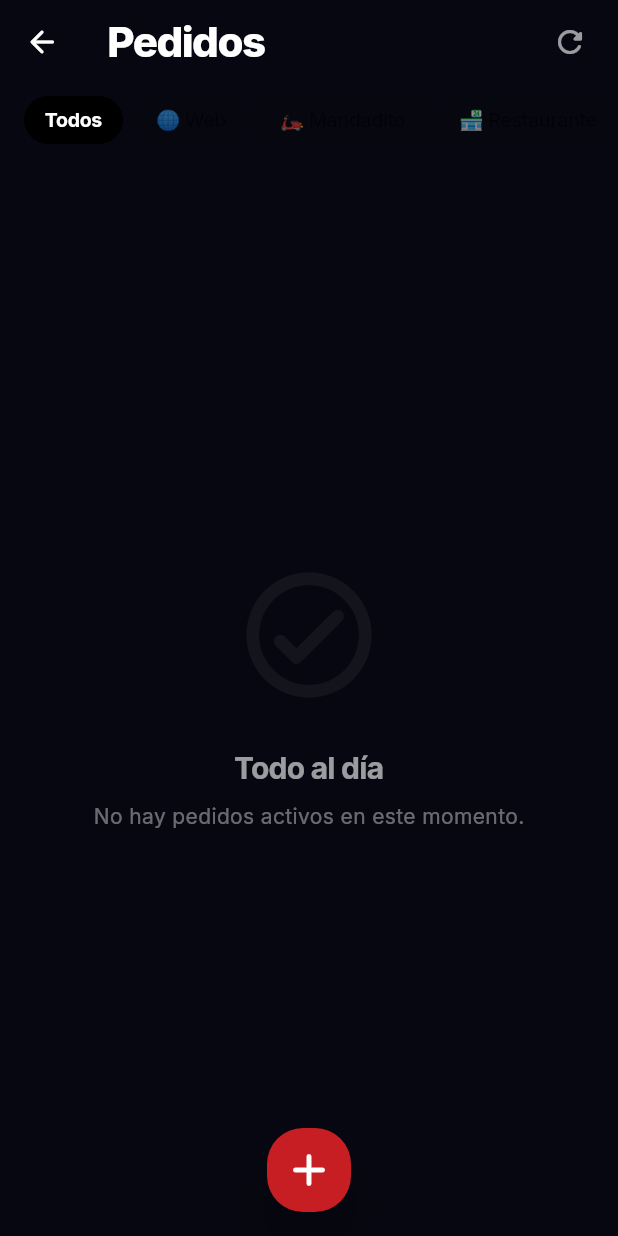
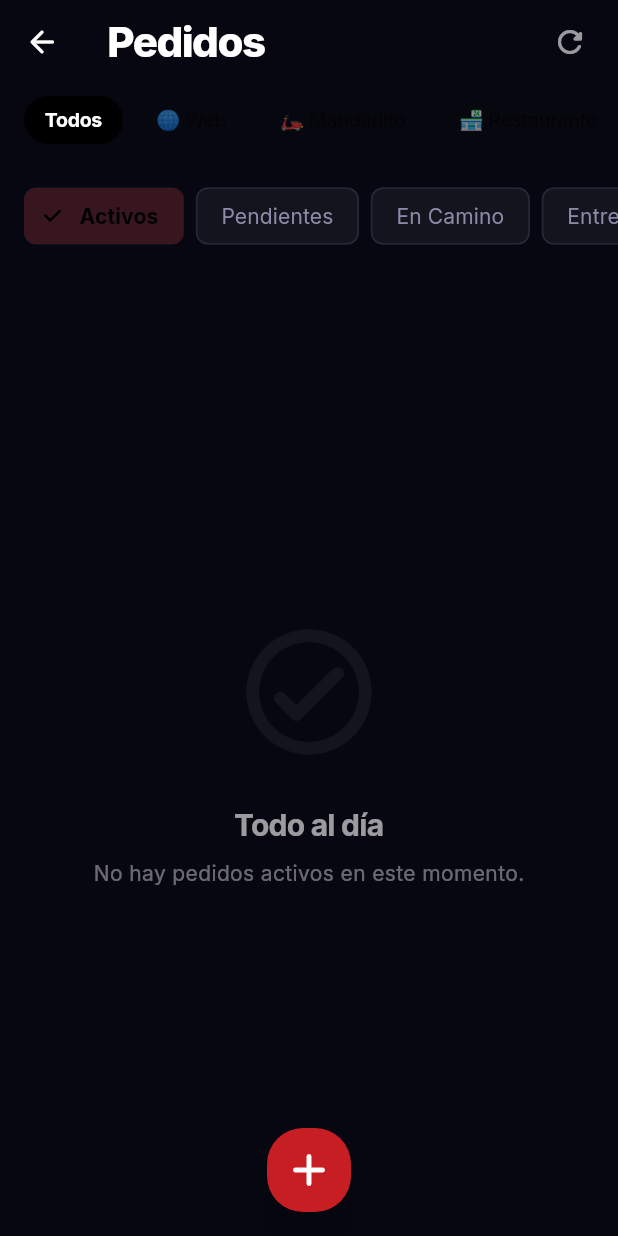
Before and after one commit to Commitplusx/loyalty-estrella, a Flutter app: the PedidosScreen screen opened by its route, on a phone screen of 412 x 824 dp. Run offline on Flutter 3.47's test engine with Material 3 defaults, Android fonts, the phone set to English and light mode, and no system bars; our stand-ins replace animate_do, audioplayers, connectivity_plus, file_picker, firebase_core, firebase_messaging and 18 more; missing offline and left inert: local_auth_android, local_auth_darwin, mobile_scanner; accounts and stored records are empty; project files that could hold a hidden picture were left out.

Commit message:
fix: sacar chips de filtro fuera de ListView para evitar ocultarse cuando está vacía

```diff
--- a/admin_app/lib/screens/pedidos_screen.dart
+++ b/admin_app/lib/screens/pedidos_screen.dart
@@ -171,8 +171,28 @@ class _PedidosScreenState extends ConsumerState<PedidosScreen> {
                   return p.tipoPedido == _sourceFilter;
                 }).toList();
 
+          // Extraer la barra de filtros
+          final statusFilterChips = SingleChildScrollView(
+            scrollDirection: Axis.horizontal,
+            padding: const EdgeInsets.only(bottom: 12, left: 16, right: 16, top: 16),
+            child: Row(
+              children: [
+                _StatusChip(label: 'Activos', isSelected: _statusFilter == 'activos', onTap: () => setState(() => _statusFilter = 'activos')),
+                _StatusChip(label: 'Pendientes', isSelected: _statusFilter == 'pendientes', onTap: () => setState(() => _statusFilter = 'pendientes')),
+                _StatusChip(label: 'En Camino', isSelected: _statusFilter == 'en_camino', onTap: () => setState(() => _statusFilter = 'en_camino')),
+                _StatusChip(label: 'Entregados', isSelected: _statusFilter == 'entregados', onTap: () => setState(() => _statusFilter = 'entregados')),
+                _StatusChip(label: 'Cancelados', isSelected: _statusFilter == 'cancelados', onTap: () => setState(() => _statusFilter = 'cancelados')),
+                _StatusChip(label: 'Todos', isSelected: _statusFilter == 'todos', onTap: () => setState(() => _statusFilter = 'todos')),
+              ],
+            ),
+          );
+
           if (pedidos.isEmpty) {
-            return Center(
+            return Column(
+              children: [
+                statusFilterChips,
+                Expanded(
+                  child: Center(
                     child: Column(
                       mainAxisAlignment: MainAxisAlignment.center,
                       children: [
@@ -191,6 +211,9 @@ class _PedidosScreenState extends ConsumerState<PedidosScreen> {
                         ),
                       ],
                     ),
+                  ),
+                ),
+              ],
             );
           }
 
@@ -209,25 +232,13 @@ class _PedidosScreenState extends ConsumerState<PedidosScreen> {
           final cancelados = pedidos.where((p) => p.estado == 'cancelado').toList();
           final otros = pedidos.where((p) => !['pendiente', 'en_camino', 'recibido', 'asignado', 'entregado', 'cancelado'].contains(p.estado)).toList();
 
-          return ListView(
-            padding: const EdgeInsets.fromLTRB(16, 8, 16, 120),
+          return Column(
             children: [
-              // Chips de Estado
-              SingleChildScrollView(
-                scrollDirection: Axis.horizontal,
-                padding: const EdgeInsets.only(bottom: 12),
-                child: Row(
+              statusFilterChips,
+              Expanded(
+                child: ListView(
+                  padding: const EdgeInsets.fromLTRB(16, 0, 16, 120),
                   children: [
-                    _StatusChip(label: 'Activos', isSelected: _statusFilter == 'activos', onTap: () => setState(() => _statusFilter = 'activos')),
-                    _StatusChip(label: 'Pendientes', isSelected: _statusFilter == 'pendientes', onTap: () => setState(() => _statusFilter = 'pendientes')),
-                    _StatusChip(label: 'En Camino', isSelected: _statusFilter == 'en_camino', onTap: () => setState(() => _statusFilter = 'en_camino')),
-                    _StatusChip(label: 'Entregados', isSelected: _statusFilter == 'entregados', onTap: () => setState(() => _statusFilter = 'entregados')),
-                    _StatusChip(label: 'Cancelados', isSelected: _statusFilter == 'cancelados', onTap: () => setState(() => _statusFilter = 'cancelados')),
-                    _StatusChip(label: 'Todos', isSelected: _statusFilter == 'todos', onTap: () => setState(() => _statusFilter = 'todos')),
-                  ],
-                ),
-              ),
-
                     // Banner de resumen minimalista
               Padding(
                 padding: const EdgeInsets.only(bottom: 24, top: 8),
@@ -309,6 +320,9 @@ class _PedidosScreenState extends ConsumerState<PedidosScreen> {
               ],
 
               const SizedBox(height: 100), // Espacio para el Bottom Nav Bar flotante
+            ],
+          ),
+        ),
       ],
     );
   },
```
Lines whose indentation alone changed are shown as unchanged.
